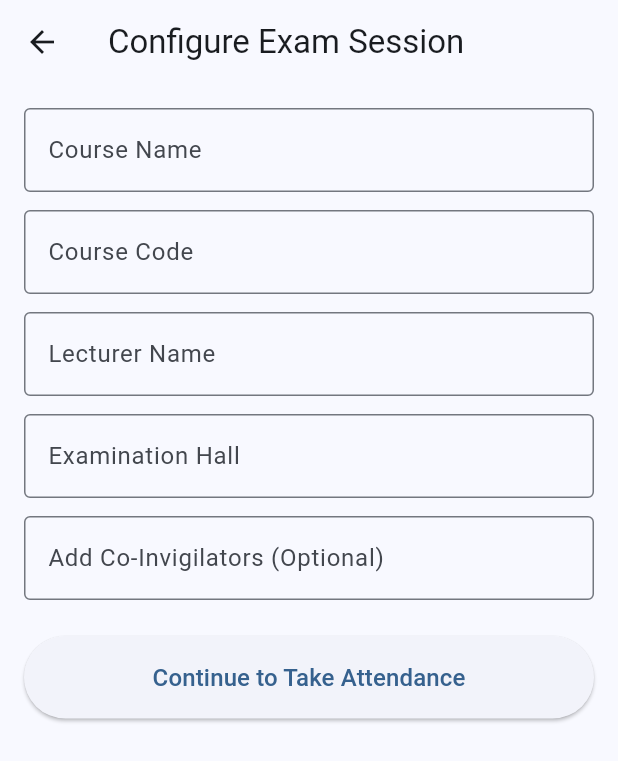
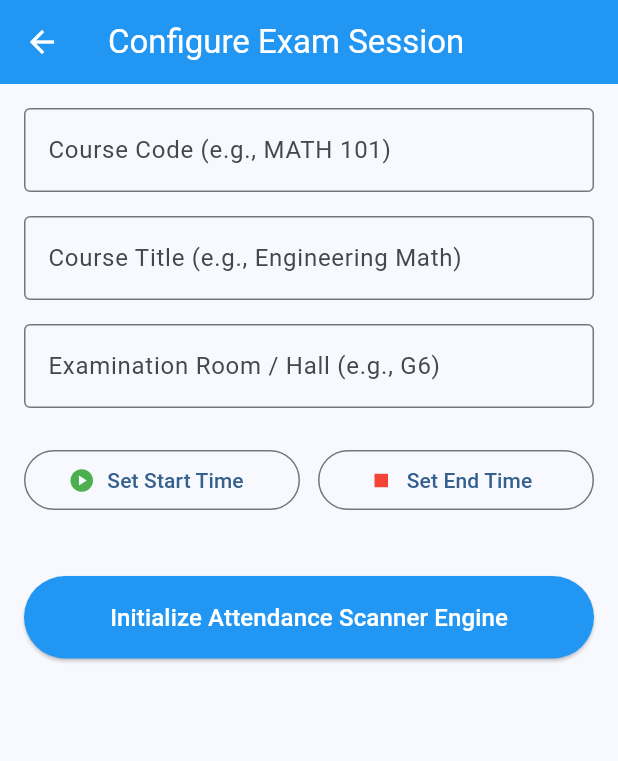
Before and after one commit to emmanuelasafo1407/school-exam-frontend, a Flutter app: the AttendanceConfigScreen screen opened directly, on a phone screen of 412 x 824 dp. Shown: the top 761 px of the screen. Run offline on Flutter 3.47's test engine with Material 3 defaults, Android fonts, the phone set to English and light mode, and no system bars; our stand-ins replace image_picker, pdf, printing, qr_flutter, shared_preferences; missing offline and left inert: mobile_scanner; accounts and stored records are empty.

Commit message:
Build-fix: Remove broken scanner_view_screen import and clean navigation links inside attendance_config_screen

```diff
--- a/lib/presentation/screens/attendance_config_screen.dart
+++ b/lib/presentation/screens/attendance_config_screen.dart
@@ -1,5 +1,6 @@
 import 'package:flutter/material.dart';
-import 'scanner_view_screen.dart'; // We will create this next
+import 'package:intl/intl.dart';
+import 'student_verify_details_screen.dart'; // 👈 FIXED: Routes exclusively here
 
 class AttendanceConfigScreen extends StatefulWidget {
   const AttendanceConfigScreen({super.key});
@@ -11,38 +12,83 @@ class AttendanceConfigScreen extends StatefulWidget {
 class _AttendanceConfigScreenState extends State<AttendanceConfigScreen> {
   final _formKey = GlobalKey<FormState>();
 
-  final TextEditingController _courseNameController = TextEditingController();
-  final TextEditingController _courseCodeController = TextEditingController();
-  final TextEditingController _lecturerController = TextEditingController();
+  final TextEditingController _codeController = TextEditingController();
+  final TextEditingController _nameController = TextEditingController();
   final TextEditingController _hallController = TextEditingController();
-  final TextEditingController _coInvigilatorController =
-      TextEditingController();
 
-  void _proceedToScanner() async {
+  DateTime? _startTime;
+  DateTime? _endTime;
+
+  Future<void> _pickDateTime(bool isStart) async {
+    final DateTime? pickedDate = await showDatePicker(
+      context: context,
+      initialDate: DateTime.now(),
+      firstDate: DateTime.now().subtract(const Duration(days: 1)),
+      lastDate: DateTime.now().add(const Duration(days: 90)),
+    );
+
+    if (pickedDate == null) return;
+
+    if (!mounted) return;
+    final TimeOfDay? pickedTime = await showTimePicker(
+      context: context,
+      initialTime: TimeOfDay.now(),
+    );
+
+    if (pickedTime == null) return;
+
+    setState(() {
+      final finalDateTime = DateTime(
+        pickedDate.year,
+        pickedDate.month,
+        pickedDate.day,
+        pickedTime.hour,
+        pickedTime.minute,
+      );
+
+      if (isStart) {
+        _startTime = finalDateTime;
+      } else {
+        _endTime = finalDateTime;
+      }
+    });
+  }
+
+  void _proceedToScanner() {
     if (!_formKey.currentState!.validate()) return;
+    if (_startTime == null || _endTime == null) {
+      ScaffoldMessenger.of(context).showSnackBar(
+        const SnackBar(
+          content: Text("Configure session start and end time thresholds!"),
+          backgroundColor: Colors.orange,
+        ),
+      );
+      return;
+    }
 
-    // 👈 UPDATED: Await navigation completion to watch for systemic completion codes
-    final sessionStatus = await Navigator.push<String>(
+    Navigator.push(
       context,
       MaterialPageRoute(
-        builder: (context) => ScannerViewScreen(
-          courseCode: _courseCodeController.text.trim(),
-          courseName: _courseNameController.text.trim(),
-          hall: _hallController.text.trim(),
+        builder: (context) => StudentVerifyDetailsScreen(
+          // 👈 FIXED: Points to the correct constructor
+          courseCode: _codeController.text.trim().toUpperCase(),
+          courseName: _nameController.text.trim(),
+          hall: _hallController.text.trim().toUpperCase(),
+          startTime: _startTime!.toIso8601String(),
+          endTime: _endTime!.toIso8601String(),
         ),
       ),
     );
-
-    // If session returns with exit confirmation target, break down the config screen and pop straight back to home dashboard
-    if (sessionStatus == "EXIT_SESSION" || !mounted) {
-      Navigator.pop(context);
-    }
   }
 
   @override
   Widget build(BuildContext context) {
     return Scaffold(
-      appBar: AppBar(title: const Text("Configure Exam Session")),
+      appBar: AppBar(
+        title: const Text("Configure Exam Session"),
+        backgroundColor: Colors.blue,
+        foregroundColor: Colors.white,
+      ),
       body: SingleChildScrollView(
         padding: const EdgeInsets.all(16.0),
         child: Form(
@@ -51,57 +97,70 @@ class _AttendanceConfigScreenState extends State<AttendanceConfigScreen> {
             crossAxisAlignment: CrossAxisAlignment.stretch,
             children: [
               TextFormField(
-                controller: _courseNameController,
+                controller: _codeController,
                 decoration: const InputDecoration(
-                  labelText: 'Course Name',
+                  labelText: "Course Code (e.g., MATH 101)",
                   border: OutlineInputBorder(),
                 ),
-                validator: (v) => v!.isEmpty ? 'Required' : null,
+                validator: (v) =>
+                    v!.isEmpty ? "Enter target course code" : null,
               ),
-              const SizedBox(height: 12),
+              const SizedBox(height: 16),
               TextFormField(
-                controller: _courseCodeController,
+                controller: _nameController,
                 decoration: const InputDecoration(
-                  labelText: 'Course Code',
+                  labelText: "Course Title (e.g., Engineering Math)",
                   border: OutlineInputBorder(),
                 ),
-                validator: (v) => v!.isEmpty ? 'Required' : null,
+                validator: (v) => v!.isEmpty ? "Enter course title name" : null,
               ),
-              const SizedBox(height: 12),
-              TextFormField(
-                controller: _lecturerController,
-                decoration: const InputDecoration(
-                  labelText: 'Lecturer Name',
-                  border: OutlineInputBorder(),
-                ),
-                validator: (v) => v!.isEmpty ? 'Required' : null,
-              ),
-              const SizedBox(height: 12),
+              const SizedBox(height: 16),
               TextFormField(
                 controller: _hallController,
                 decoration: const InputDecoration(
-                  labelText: 'Examination Hall',
+                  labelText: "Examination Room / Hall (e.g., G6)",
                   border: OutlineInputBorder(),
                 ),
-                validator: (v) => v!.isEmpty ? 'Required' : null,
-              ),
-              const SizedBox(height: 12),
-              TextFormField(
-                controller: _coInvigilatorController,
-                decoration: const InputDecoration(
-                  labelText: 'Add Co-Invigilators (Optional)',
-                  hintText: 'Name 1, Name 2',
-                  border: OutlineInputBorder(),
-                ),
+                validator: (v) => v!.isEmpty ? "Map room location index" : null,
               ),
               const SizedBox(height: 24),
+              Row(
+                children: [
+                  Expanded(
+                    child: OutlinedButton.icon(
+                      onPressed: () => _pickDateTime(true),
+                      icon: const Icon(Icons.play_circle, color: Colors.green),
+                      label: Text(
+                        _startTime == null
+                            ? "Set Start Time"
+                            : DateFormat('hh:mm a').format(_startTime!),
+                      ),
+                    ),
+                  ),
+                  const SizedBox(width: 12),
+                  Expanded(
+                    child: OutlinedButton.icon(
+                      onPressed: () => _pickDateTime(false),
+                      icon: const Icon(Icons.stop, color: Colors.red),
+                      label: Text(
+                        _endTime == null
+                            ? "Set End Time"
+                            : DateFormat('hh:mm a').format(_endTime!),
+                      ),
+                    ),
+                  ),
+                ],
+              ),
+              const SizedBox(height: 40),
               ElevatedButton(
                 onPressed: _proceedToScanner,
                 style: ElevatedButton.styleFrom(
                   padding: const EdgeInsets.symmetric(vertical: 16),
+                  backgroundColor: Colors.blue,
+                  foregroundColor: Colors.white,
                 ),
                 child: const Text(
-                  "Continue to Take Attendance",
+                  "Initialize Attendance Scanner Engine",
                   style: TextStyle(fontSize: 16),
                 ),
               ),
```
Also changed, not shown: lib/presentation/screens/student_verify_details_screen.dart (+182 -206 lines).
